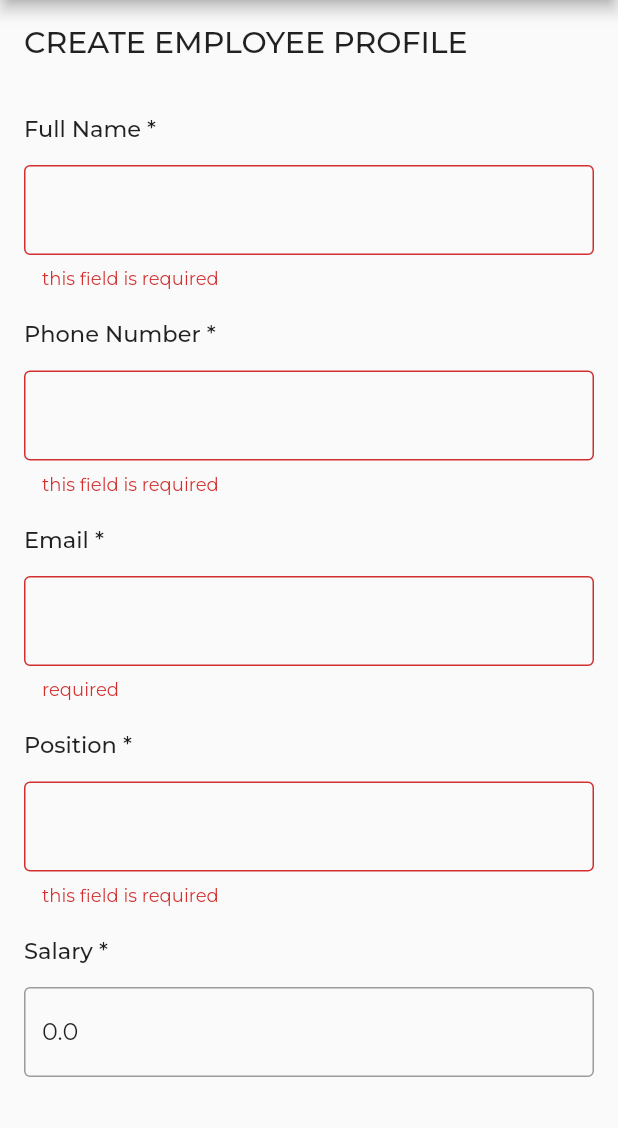
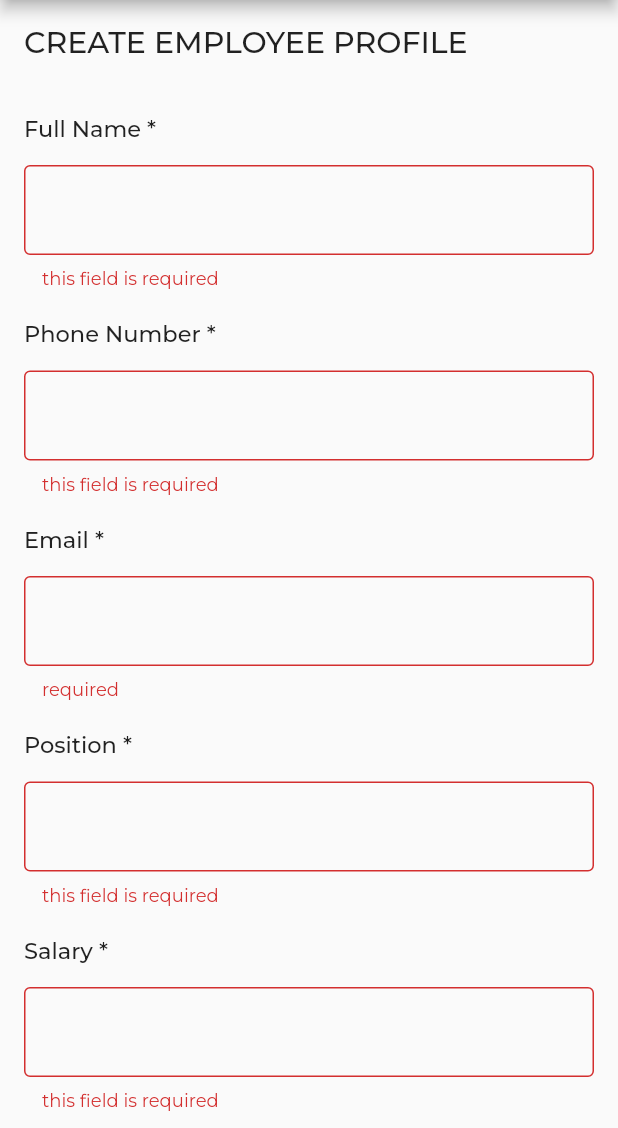
Before and after one commit to michael-asnake-bekele/michael-asnake-mobile-engineer-interview, a Flutter app: the CreateEmployeePage screen opened directly, after a tap on "SAVE", on a phone screen of 412 x 824 dp, the part 108-1236 px from its top. Run offline on Flutter 3.47's test engine with Material 2 defaults, Android fonts, the phone set to English and light mode, and no system bars; our stand-ins replace basic_utils, faker, flutter_riverpod, google_fonts, hive_flutter, sprintf; accounts and stored records are empty.

Commit message:
-feat: add confirmation dialog before deleting employee -fix: salary 0.0 default value issue in create_employee_page.dart -fix: hiding edit menu when tapping outside implementing -docs: add documentation create_employee_page.dart -docs: add documentation for addEmployeeButton -refactor: text form fields refactored to separate CustomTextFormField widget

```diff
--- a/lib/models/employee.dart
+++ b/lib/models/employee.dart
@@ -29,7 +29,7 @@ class Employee{
     phoneNumber = '';
     email = '';
     position = '';
-    salary = 0;
+    salary = -1;
   }
 
 }
--- a/lib/screens/create_employee_page.dart
+++ b/lib/screens/create_employee_page.dart
@@ -4,12 +4,20 @@ import 'package:mobile_engineer_interview/models/employee.dart';
 import 'package:mobile_engineer_interview/providers/employee_list_provider.dart';
 import 'package:mobile_engineer_interview/utils/app_bar_builder.dart';
 import 'package:basic_utils/basic_utils.dart' hide Consumer;
+import 'package:mobile_engineer_interview/widgets/custom_text_form_field_widget.dart';
 import 'package:mobile_engineer_interview/widgets/header_text_widget.dart';
+import 'package:sprintf/sprintf.dart';
 
+/// Page for saving and editing employee data
+///
+/// Accepts [editEmployee] to initialize the form with
+/// Accepts [index] to find and replace previous employee with edited employee data in the hive box
 class CreateEmployeePage extends StatefulWidget {
-  const CreateEmployeePage({Key? key, this.editEmployee, this.index}) : super(key: key);
+  const CreateEmployeePage({Key? key, this.editEmployee, this.index})
+      : super(key: key);
   final Employee? editEmployee;
   final int? index;
+
   @override
   _CreateEmployeePageState createState() => _CreateEmployeePageState();
 }
@@ -26,7 +34,9 @@ class _CreateEmployeePageState extends State<CreateEmployeePage> {
   @override
   void initState() {
     super.initState();
-    if(widget.editEmployee != null){
+
+    /// initialize employee
+    if (widget.editEmployee != null) {
       setState(() {
         employee = widget.editEmployee!;
       });
@@ -41,14 +51,16 @@ class _CreateEmployeePageState extends State<CreateEmployeePage> {
         child: Column(
           crossAxisAlignment: CrossAxisAlignment.start,
           children: [
+            /// Create employee profile title
             const HeaderText(text: 'CREATE EMPLOYEE PROFILE'),
+            /// New Employee form
             Padding(
-              padding:
-                  const EdgeInsets.symmetric(horizontal: 16.0),
+              padding: const EdgeInsets.symmetric(horizontal: 16.0),
               child: Form(
                 key: formKey,
                 child: Column(children: [
-                  getTextFormField(
+                  /// Full name text field
+                  CustomTextFormField(
                     onChanged: (input) {
                       employee.fullName = input;
                     },
@@ -66,7 +78,9 @@ class _CreateEmployeePageState extends State<CreateEmployeePage> {
                     },
                     initialValue: employee.fullName,
                   ),
-                  getTextFormField(
+
+                  /// Phone number text field
+                  CustomTextFormField(
                     hint: 'Phone Number *',
                     onChanged: (input) {
                       employee.phoneNumber = input;
@@ -82,7 +96,9 @@ class _CreateEmployeePageState extends State<CreateEmployeePage> {
                     initialValue: employee.phoneNumber,
                     isPhoneNumber: true,
                   ),
-                  getTextFormField(
+
+                  /// Email text form field
+                  CustomTextFormField(
                     hint: 'Email *',
                     onChanged: (input) {
                       employee.email = input;
@@ -98,16 +114,19 @@ class _CreateEmployeePageState extends State<CreateEmployeePage> {
                     },
                     initialValue: employee.email,
                   ),
-                  getTextFormField(
+
+                  /// Position text form field
+                  CustomTextFormField(
                     hint: 'Position *',
                     onChanged: (input) {
                       employee.position = input;
                     },
                     validator: requiredFieldValidator,
                     initialValue: employee.position,
+                  ),
 
-                  ),
-                  getTextFormField(
+                  /// Salary text form field
+                  CustomTextFormField(
                     hint: 'Salary *',
                     onChanged: (input) {
                       if (input != '') {
@@ -130,13 +149,28 @@ class _CreateEmployeePageState extends State<CreateEmployeePage> {
                         return 'Invalid input, please enter a decimal number';
                       }
                     },
-                    initialValue: '${employee.salary}',
+                    initialValue: employee.salary != -1.0
+                        ? sprintf('%.2f', [employee.salary])
+                        : '',
+                  ),
 
+                  /// Save button
+                  _buildSaveButton(),
+                ]),
               ),
-                  Consumer(
+            )
+          ],
+        ),
+      ),
+    );
+  }
+
+  /// creates a save button to handle form submission
+  Consumer _buildSaveButton() {
+    return Consumer(
       builder: (context, ref, child) {
-                      EmployeeListNotifier employeeListNotifier =
-                          ref.watch(employeeListProvider);
+        /// get a reference to employee list notifier using the employeeListProvider
+        EmployeeListNotifier employeeListNotifier = ref.watch(employeeListProvider);
         return Padding(
           padding: const EdgeInsets.symmetric(vertical: 48.0),
           child: SizedBox(
@@ -144,8 +178,8 @@ class _CreateEmployeePageState extends State<CreateEmployeePage> {
             child: MaterialButton(
               color: Colors.black,
               child: Padding(
-                              padding: const EdgeInsets.symmetric(
-                                  horizontal: 12.0, vertical: 18),
+                padding:
+                    const EdgeInsets.symmetric(horizontal: 12.0, vertical: 18),
                 child: Text(
                   'SAVE',
                   style: Theme.of(context)
@@ -163,28 +197,29 @@ class _CreateEmployeePageState extends State<CreateEmployeePage> {
           ),
         );
       },
-                  ),
-                ]),
-              ),
-            )
-          ],
-        ),
-      ),
     );
   }
 
+  /// Handles saving [Employee] data from the form
+  ///
+  /// takes [employeeListNotifier] for saving employee to the hive box
   _handleSave(EmployeeListNotifier employeeListNotifier) {
     String successMessage;
-    if(widget.editEmployee != null){
+    if (widget.editEmployee != null) {
       //is edit mode
       employeeListNotifier.editEmployee(widget.index!, employee);
       successMessage = 'Employee data successfully updated ';
       Navigator.of(context).pop();
-    }else{
+    } else {
       successMessage = 'New Employee Successfully saved';
       employeeListNotifier.addEmployee(employee);
     }
     formKey.currentState?.reset();
+    _showSuccessSnackBar(successMessage);
+  }
+
+  /// accepts [successMessage] string and shows a snack bar
+  _showSuccessSnackBar(String successMessage) {
     ScaffoldMessenger.of(context).showSnackBar(
       SnackBar(
         content: Row(
@@ -196,7 +231,10 @@ class _CreateEmployeePageState extends State<CreateEmployeePage> {
             ),
             Text(
               successMessage,
-              style: const TextStyle(color: Colors.white),
+              style: Theme.of(context)
+                  .textTheme
+                  .bodyText2!
+                  .copyWith(color: Colors.white),
             ),
           ],
         ),
@@ -207,43 +245,10 @@ class _CreateEmployeePageState extends State<CreateEmployeePage> {
     );
   }
 
+  /// Validates if the [input] string is null or empty
   String? requiredFieldValidator(input) {
     if (input == null || input.isEmpty) {
       return "this field is required";
     }
   }
-
-  Widget getTextFormField(
-      {required String hint,
-      required void Function(String) onChanged,
-      required String? Function(String?) validator,
-      bool isDecimal = false,
-      bool isPhoneNumber = false,
-      String initialValue = ''}) {
-    return Column(
-      crossAxisAlignment: CrossAxisAlignment.start,
-      children: [
-        SizedBox(height: 20),
-        Text(
-          hint,
-          style: Theme.of(context).textTheme.bodyText1!.copyWith(fontSize: 15),
-        ),
-        Padding(
-          padding: const EdgeInsets.only(top: 16.0),
-          child: TextFormField(
-            initialValue: initialValue,
-            decoration: const InputDecoration(
-              border: OutlineInputBorder(),
-            ),
-            onChanged: onChanged,
-            validator: validator,
-            keyboardType: isDecimal
-                ? const TextInputType.numberWithOptions(
-                    decimal: true, signed: false)
-                : isPhoneNumber? TextInputType.phone :TextInputType.name,
-          ),
-        ),
-      ],
-    );
 }
-}
--- a/lib/screens/employee_details_page.dart
+++ b/lib/screens/employee_details_page.dart
@@ -29,7 +29,7 @@ class _EmployeeDetailsPageState extends State<EmployeeDetailsPage> {
               onTapped: (){},
               disableGestures: true,
             ),
-            SizedBox(
+            const SizedBox(
               height: 32,
             ),
             DateHeader(year: '2022'),
--- a/lib/widgets/add_employee_button_widget.dart
+++ b/lib/widgets/add_employee_button_widget.dart
@@ -1,5 +1,8 @@
 import 'package:flutter/material.dart';
 import 'package:mobile_engineer_interview/screens/create_employee_page.dart';
+import 'package:mobile_engineer_interview/screens/employee_list_page.dart';
+
+/// Button for navigating from [EmployeeListPage] to [CreateEmployeePage]
 class AddEmployeeButton extends StatelessWidget {
   const AddEmployeeButton({
     Key? key,
--- /dev/null
+++ b/lib/widgets/custom_text_form_field_widget.dart
@@ -0,0 +1,50 @@
+import 'package:flutter/material.dart';
+class CustomTextFormField extends StatelessWidget {
+  const CustomTextFormField(
+      {Key? key,
+        required this.hint,
+        required this.onChanged,
+        required this.validator,
+        this.isDecimal = false,
+        this.isPhoneNumber = false,
+        this.initialValue = ''})
+      : super(key: key);
+
+  final String hint;
+  final void Function(String) onChanged;
+  final String? Function(String?) validator;
+  final bool isDecimal;
+  final bool isPhoneNumber;
+  final String? initialValue;
+
+  @override
+  Widget build(BuildContext context) {
+    return Column(
+      crossAxisAlignment: CrossAxisAlignment.start,
+      children: [
+        const SizedBox(height: 20),
+        Text(
+          hint,
+          style: Theme.of(context).textTheme.bodyText1!.copyWith(fontSize: 15),
+        ),
+        Padding(
+          padding: const EdgeInsets.only(top: 16.0),
+          child: TextFormField(
+            initialValue: initialValue,
+            decoration: const InputDecoration(
+              border: OutlineInputBorder(),
+            ),
+            onChanged: onChanged,
+            validator: validator,
+            keyboardType: isDecimal
+                ? const TextInputType.numberWithOptions(
+                decimal: true, signed: false)
+                : isPhoneNumber
+                ? TextInputType.phone
+                : TextInputType.name,
+          ),
+        ),
+      ],
+    );
+  }
+}
```
Also changed, not shown: lib/widgets/employee_list_tile_widget.dart (+6 -1 lines), lib/widgets/employee_list_widget.dart (+86 -12 lines). Lines whose indentation alone changed are shown as unchanged.
